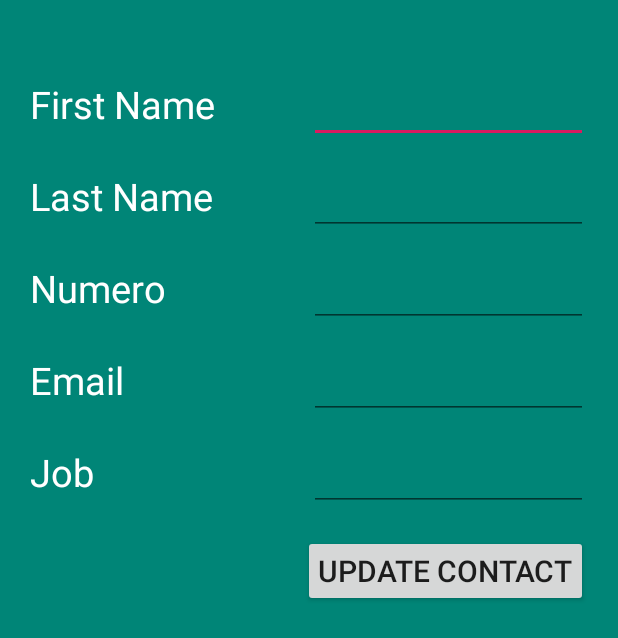
After one commit to gabidabet/AnnuairePro, an Android app: the UpdateContactActivity screen opened directly, with no data from a screen before it, on a phone screen of 412 x 824 dp. The commit adds this screen. Shown: the top 638 px of the screen. Run offline under Robolectric (Android 15) with nearby library versions, the light colour scheme and no system bars; 6 statements that could not run were skipped.

Commit message:
First Commit

```diff
--- a/app/src/main/AndroidManifest.xml
+++ b/app/src/main/AndroidManifest.xml
@@ -13,8 +13,7 @@
         android:roundIcon="@mipmap/ic_launcher_round"
         android:supportsRtl="true"
         android:theme="@style/AppTheme">
-
-
+        <activity android:name=".UpdateContactActivity"></activity>
         <!--
                Set to true if your app is Standalone, that is, it does not require the handheld
                app to run.
--- a/app/src/main/java/com/example/annuairepro/MainActivity.java
+++ b/app/src/main/java/com/example/annuairepro/MainActivity.java
@@ -106,7 +106,7 @@ public class MainActivity extends AppCompatActivity {
         updateContact.setOnClickListener(new View.OnClickListener() {
             @Override
             public void onClick(View v) {
-                callAddContact();
+                callUpdateActivity(listContact.get(position));
                 popupWindow.dismiss();
             }
         });
@@ -132,12 +132,26 @@ public class MainActivity extends AppCompatActivity {
         Intent intent = new Intent(this, AddContactActivity.class);
         startActivityForResult(intent, 1);
     }
+    private void callUpdateActivity(ContactModel cm){
+        Intent intent = new Intent(this, UpdateContactActivity.class);
+        intent.putExtra("updatedContact",cm);
+        startActivityForResult(intent, 2);
+    }
     @Override
     protected void onActivityResult(int requestCode, int resultCode, Intent data) {
         super.onActivityResult(requestCode,resultCode,data);
-        ContactAdapter ca = (ContactAdapter) listView.getAdapter();
-        Log.d(TAG, "onActivityResult: CalledHELLO");
-        ca.getList().add((ContactModel) data.getExtras().get("result"));
-        ca.notifyDataSetChanged();
+        if(requestCode == 1){
+            ContactAdapter ca = (ContactAdapter) listView.getAdapter();
+            Log.d(TAG, "onActivityResult: CalledHELLO");
+            ContactModel cm = (ContactModel) data.getExtras().get("result");
+            if(cm != null){
+                listContact.add(cm);
+                ca.getList().add(cm);
+                ca.notifyDataSetChanged();
+            }
+        }else if(requestCode == 2){
+            ContactAdapter ca = (ContactAdapter) listView.getAdapter();
+            ca.notifyDataSetChanged();
+        }
     }
 }
--- /dev/null
+++ b/app/src/main/java/com/example/annuairepro/UpdateContactActivity.java
@@ -0,0 +1,64 @@
+package com.example.annuairepro;
+
+import androidx.appcompat.app.AppCompatActivity;
+
+import android.content.Intent;
+import android.os.Bundle;
+import android.os.Handler;
+import android.view.View;
+import android.widget.Button;
+import android.widget.EditText;
+import android.widget.Toast;
+
+import com.example.annuairepro.model.ContactModel;
+import com.example.annuairepro.service.ContactService;
+
+public class UpdateContactActivity extends AppCompatActivity {
+    private ContactService cs;
+    @Override
+    protected void onCreate(Bundle savedInstanceState) {
+        super.onCreate(savedInstanceState);
+        setContentView(R.layout.activity_update_contact);
+
+
+        cs = ContactService.getInstance(this);
+        final ContactModel cm = (ContactModel) getIntent().getExtras().get("updatedContact");
+        Button addContact = (Button) findViewById(R.id.update_contact_btn);
+        final EditText firstName = (EditText) findViewById(R.id.fn_filed);
+        final EditText lastName = (EditText) findViewById(R.id.ln_filed);
+        final EditText email = (EditText) findViewById(R.id.email_field);
+        final EditText phone = (EditText) findViewById(R.id.num_filed);
+        final EditText job = (EditText) findViewById(R.id.job_filed);
+
+        firstName.setText(cm.getFirstName());
+        lastName.setText(cm.getLastName());
+        email.setText(cm.getEmail());
+        phone.setText(cm.getNumber());
+        job.setText(cm.getJob());
+
+        addContact.setOnClickListener(new View.OnClickListener() {
+            @Override
+            public void onClick(View v) {
+
+                cm.setFirstName(firstName.getText().toString());
+                cm.setLastName(lastName.getText().toString());
+                cm.setEmail(email.getText().toString());
+                cm.setNumber(phone.getText().toString());
+                cm.setJob(job.getText().toString());
+
+                cs.updateContact(cm);
+                Toast.makeText(UpdateContactActivity.this, "Contact bien Ajouté", Toast.LENGTH_SHORT).show();
+
+                new Handler().postDelayed(new Runnable() {
+                    @Override
+                    public void run() {
+                        Intent intent = new Intent();
+                        intent.putExtra("result",cm);
+                        setResult(1,intent);
+                        UpdateContactActivity.this.finish();
+                    }
+                }, 2000);
+            }
+        });
+    }
+}
--- a/app/src/main/java/com/example/annuairepro/dao/DataBaseHandler.java
+++ b/app/src/main/java/com/example/annuairepro/dao/DataBaseHandler.java
@@ -5,6 +5,7 @@ import android.content.Context;
 import android.database.Cursor;
 import android.database.sqlite.SQLiteDatabase;
 import android.database.sqlite.SQLiteOpenHelper;
+import android.database.sqlite.SQLiteStatement;
 import android.util.Log;
 
 import androidx.annotation.Nullable;
@@ -134,6 +135,22 @@ public class DataBaseHandler extends SQLiteOpenHelper {
         db.close();
         return contactsList;
     }
+    public void updateContact(ContactModel cm){
+        SQLiteStatement statement = db.compileStatement("" +
+                "UPDATE " + TABLE_CONTACTS + " SET " + KEY_FIRSTNAME + " = ? ," +
+                " " + KEY_LASTNAME + " = ? ," +
+                " " + KEY_EMAIL + " = ? ," +
+                " " + KEY_PHONE + " = ? ," +
+                " " + KEY_JOB + " = ? WHERE " +
+                "id = ?");
+        statement.bindString(1, cm.getFirstName());
+        statement.bindString(2, cm.getLastName());
+        statement.bindString(3, cm.getEmail());
+        statement.bindString(4, cm.getNumber());
+        statement.bindString(5, cm.getJob());
+        statement.bindLong(6, cm.getId());
+        statement.executeInsert();
+    }
     public void deleteContact(int id) {
         SQLiteDatabase db = this.getWritableDatabase();
         db.delete(TABLE_CONTACTS, KEY_ID + " = ?",
--- a/app/src/main/java/com/example/annuairepro/service/ContactService.java
+++ b/app/src/main/java/com/example/annuairepro/service/ContactService.java
@@ -63,8 +63,10 @@ public class ContactService {
         return contacts;
     }
     public void addContact(ContactModel cm){
-        contacts.add(cm);
         dbh.addContact(cm);
+    }
+    public void updateContact(ContactModel cm){
+        dbh.updateContact(cm);
     }
     public void deleteContact(int id){
         dbh.deleteContact(id);
--- /dev/null
+++ b/app/src/main/res/layout/activity_update_contact.xml
@@ -0,0 +1,155 @@
+<?xml version="1.0" encoding="utf-8"?>
+<LinearLayout xmlns:android="http://schemas.android.com/apk/res/android"
+    android:orientation="vertical" android:layout_width="match_parent"
+    android:layout_height="match_parent"
+    android:paddingTop="50dp"
+    android:paddingLeft="20dp"
+    android:paddingRight="20dp"
+    android:background="@color/colorPrimary">
+
+
+
+    <LinearLayout
+        android:layout_width="match_parent"
+        android:layout_height="wrap_content"
+        android:orientation="horizontal"
+        android:layout_marginBottom="@dimen/conatactViewMarginTop"
+        android:weightSum="4">
+
+
+        <TextView
+            android:layout_width="0px"
+            android:layout_height="wrap_content"
+            android:text="@string/first_name"
+            android:layout_weight="2"
+            android:textAlignment="textStart"
+            android:textFontWeight="900"
+            android:textSize="@dimen/fieldTextZide"
+            android:textColor="@color/textPrimary"
+            />
+
+        <EditText
+            android:layout_width="0px"
+            android:layout_height="wrap_content"
+            android:layout_weight="2"
+            android:id="@+id/fn_filed"/>
+    </LinearLayout>
+    <LinearLayout
+        android:layout_width="match_parent"
+        android:layout_height="wrap_content"
+        android:orientation="horizontal"
+        android:layout_marginBottom="@dimen/conatactViewMarginTop"
+        android:weightSum="4">
+
+
+        <TextView
+            android:layout_width="0px"
+            android:layout_height="wrap_content"
+            android:text="@string/last_name"
+            android:layout_weight="2"
+            android:textAlignment="textStart"
+            android:textFontWeight="900"
+            android:textSize="@dimen/fieldTextZide"
+            android:textColor="@color/textPrimary"
+
+            />
+        <EditText
+            android:layout_width="0px"
+            android:layout_height="wrap_content"
+            android:layout_weight="2"
+            android:id="@+id/ln_filed">
+        </EditText>
+    </LinearLayout>
+    <LinearLayout
+        android:layout_width="match_parent"
+        android:layout_height="wrap_content"
+        android:orientation="horizontal"
+        android:layout_marginBottom="@dimen/conatactViewMarginTop"
+        android:weightSum="4">
+
+
+        <TextView
+            android:layout_width="0px"
+            android:layout_height="wrap_content"
+            android:text="@string/numero"
+            android:layout_weight="2"
+            android:textAlignment="textStart"
+            android:textFontWeight="900"
+            android:textSize="@dimen/fieldTextZide"
+            android:textColor="@color/textPrimary"
+
+            />
+        <EditText
+            android:layout_width="0px"
+            android:layout_height="wrap_content"
+            android:layout_weight="2"
+            android:id="@+id/num_filed">
+        </EditText>
+    </LinearLayout>
+    <LinearLayout
+        android:layout_width="match_parent"
+        android:layout_height="wrap_content"
+        android:orientation="horizontal"
+        android:layout_marginBottom="@dimen/conatactViewMarginTop"
+        android:weightSum="4">
+
+
+        <TextView
+            android:layout_width="0px"
+            android:layout_height="wrap_content"
+            android:text="@string/email"
+            android:layout_weight="2"
+            android:textAlignment="textStart"
+            android:textFontWeight="900"
+            android:textSize="@dimen/fieldTextZide"
+            android:textColor="@color/textPrimary"
+
+            />
+        <EditText
+            android:layout_width="0px"
+            android:layout_height="wrap_content"
+            android:layout_weight="2"
+            android:id="@+id/email_field">
+        </EditText>
+    </LinearLayout>
+    <LinearLayout
+        android:layout_width="match_parent"
+        android:layout_height="wrap_content"
+        android:orientation="horizontal"
+        android:layout_marginBottom="@dimen/conatactViewMarginTop"
+        android:weightSum="4">
+
+
+        <TextView
+            android:layout_width="0px"
+            android:layout_height="wrap_content"
+            android:text="@string/job"
+            android:layout_weight="2"
+            android:textAlignment="textStart"
+            android:textFontWeight="900"
+            android:textSize="@dimen/fieldTextZide"
+            android:textColor="@color/textPrimary"
+            />
+        <EditText
+            android:layout_width="0px"
+            android:layout_height="wrap_content"
+            android:layout_weight="2"
+            android:id="@+id/job_filed">
+        </EditText>
+    </LinearLayout>
+    <LinearLayout
+        android:layout_width="match_parent"
+        android:layout_height="wrap_content"
+        android:orientation="horizontal"
+        android:gravity="right">
+
+        <Button
+            android:layout_width="wrap_content"
+            android:layout_height="wrap_content"
+            android:text="@string/update_contact"
+            android:textFontWeight="900"
+            android:textSize="20dp"
+            android:id="@+id/update_contact_btn"
+            android:padding="10dp"/>
+    </LinearLayout>
+</LinearLayout>
--- a/app/src/main/res/values/strings.xml
+++ b/app/src/main/res/values/strings.xml
@@ -7,8 +7,8 @@
     <string name="job">Job</string>
     <string name="add_contact">Add Contact</string>
     <string name="title_activity_update_delete_pop_up">UpdateDeletePopUpActivity</string>
-    <string name = "update_contact">Update Contact</string>
-    <string name= "delete_contact">Delete Contact</string>
+    <string name="update_contact">Update Contact</string>
+    <string name="delete_contact">Delete Contact</string>
     <!--
     This string is used for square devices and overridden by hello_world in
     values-round/strings.xml for round devices.
```
Also changed, not shown: 1 other file.
